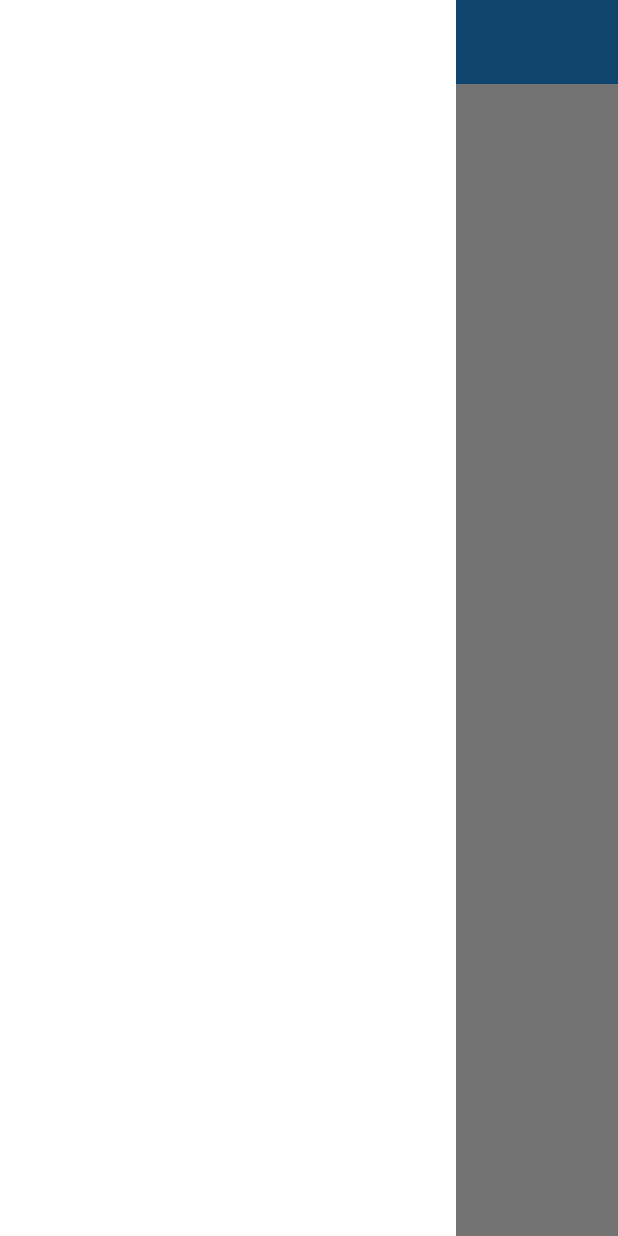
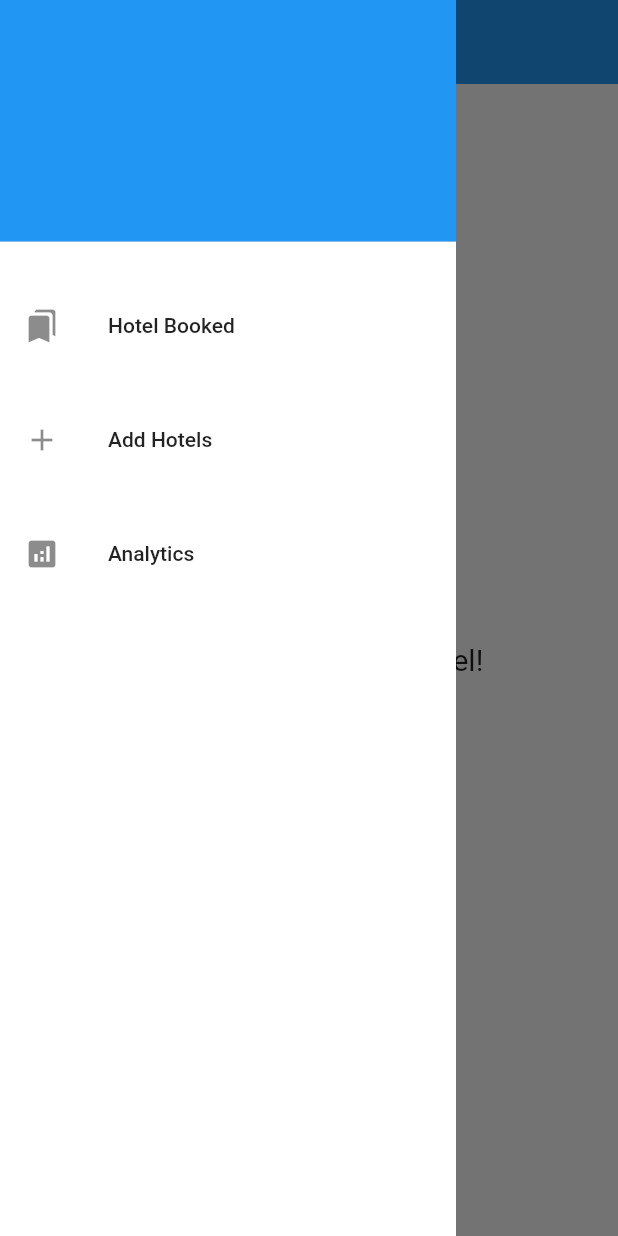
Before and after one commit to trustdprocess/hotelbooking, a Flutter app: the adminPanel screen opened directly, with the side drawer open, on a phone screen of 412 x 824 dp. Run offline on Flutter 3.47's test engine with Material 2 defaults, Android fonts, the light colour scheme and no system bars; our stand-ins replace cloud_firestore, firebase_analytics, firebase_auth, firebase_core, geolocator, google_maps_flutter and 3 more; missing offline and left inert: dart:ffi, email_otp; accounts and stored records are empty.

Commit message:
admin panel contents

```diff
--- a/lib/admin/admin.dart
+++ b/lib/admin/admin.dart
@@ -1,4 +1,8 @@
 import 'package:flutter/material.dart';
+import 'package:new_app50/admin/drawer/addhotels.dart';
+import 'package:new_app50/admin/drawer/hotelbooked.dart';
+import 'package:new_app50/admin/drawer/analytics.dart';
+
 class adminPanel extends StatefulWidget {
   const adminPanel({super.key});
 
@@ -9,17 +13,60 @@ class adminPanel extends StatefulWidget {
 class _adminPanelState extends State<adminPanel> {
   @override
   Widget build(BuildContext context) {
-    return  Scaffold(
-   appBar: AppBar(title: Text("Admin"),
+    return Scaffold(
+      appBar: AppBar(
+        title: Text("Admin"),
         elevation: 0,
-
       ),
       drawer: Drawer(
-
         backgroundColor: Colors.white,
         elevation: 0,
-
+        child: ListView(
+          padding: EdgeInsets.zero,
+          children: [
+            DrawerHeader(
+              decoration: BoxDecoration(
+                color: Colors.blue,
               ),
+              child: Text(""),
+            ),
+            SizedBox(
+              height: 20,
+            ),
+            ListTile(
+              leading: Icon(Icons.bookmarks),
+              title: Text("Hotel Booked"),
+              onTap: () {
+                                Navigator.push(
+                    context, MaterialPageRoute(builder: (_) => hotelbooked()));
+              },
+            ),
+            SizedBox(
+              height: 20,
+            ),
+            ListTile(
+              leading: Icon(Icons.add_outlined),
+              title: Text("Add Hotels"),
+              onTap: () {
+                                Navigator.push(
+                    context, MaterialPageRoute(builder: (_) => addhotels()));
+              },
+            ),
+            SizedBox(
+              height: 20,
+            ),
+            ListTile(
+              leading: Icon(Icons.analytics),
+              title: Text("Analytics"),
+              onTap: () {
+                Navigator.push(
+                    context, MaterialPageRoute(builder: (_) => AnalyticsPage()));
+              },
+            ),
+          ],
+        ),
+      ),
+      body: Center(child: Text("Welcome To Admin Panel!",style: TextStyle(fontSize: 20,),)),
     );
   }
 }
--- a/pubspec.yaml
+++ b/pubspec.yaml
@@ -57,6 +57,8 @@ dependencies:
   cloud_firestore: ^4.8.0
   country_picker: ^2.0.20
   email_otp: ^2.0.1
+  firebase_analytics: ^10.4.3
+  flutter_facebook_auth: ^5.0.11
 
 
 
```
Also changed, not shown: lib/admin/drawer/addhotels.dart (added, +14 -0 lines), lib/admin/drawer/analytics.dart (added, +35 -0 lines), lib/admin/drawer/hotelbooked.dart (added, +14 -0 lines), pubspec.lock, 5 other files. Lines whose indentation alone changed are shown as unchanged.
